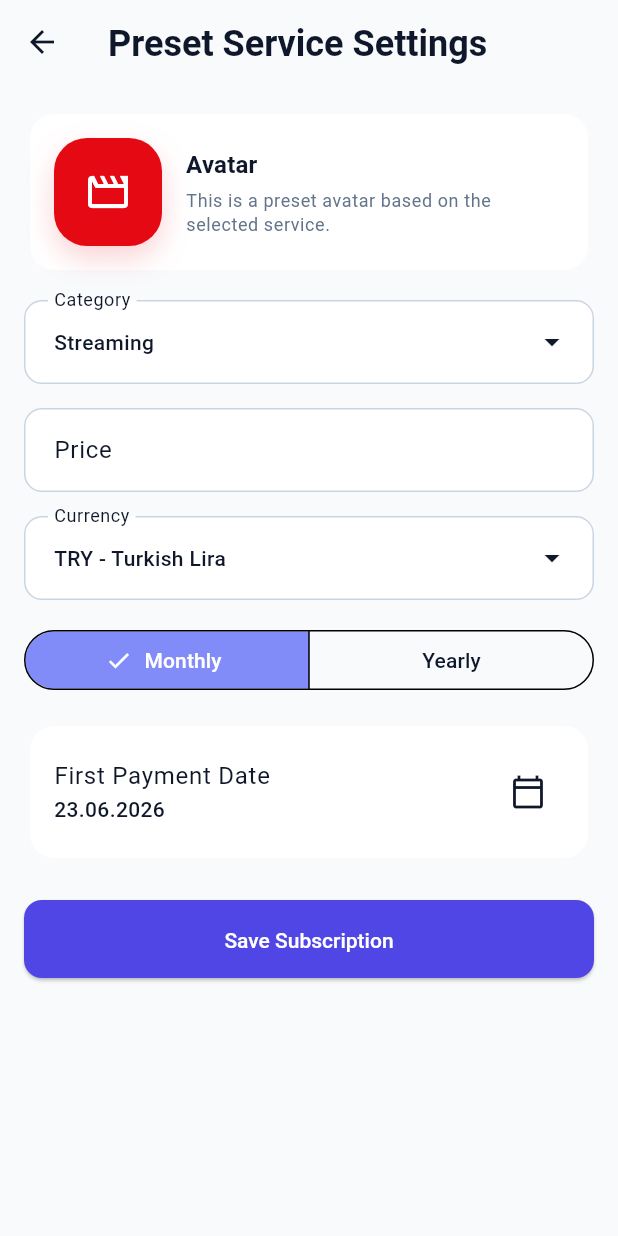
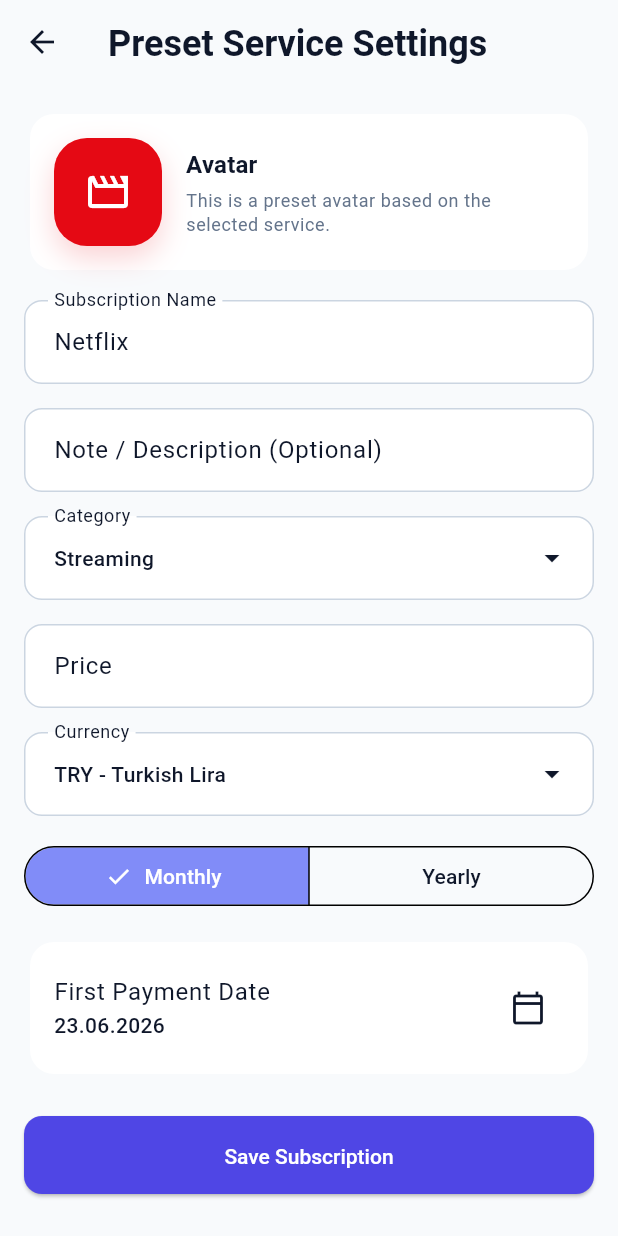
Before and after one commit to AdylshaY/PayTempo, a Flutter app: the AddSubscriptionScreen screen opened directly with sample values from the repository, on a phone screen of 412 x 824 dp. Run offline on Flutter 3.47's test engine with Material 3 defaults, Android fonts, the phone set to English and light mode, and no system bars; our stand-ins replace isar, lottie; accounts and stored records are empty; generated files the repository leaves out were written again; statements that could not run were skipped.

Commit message:
feat: add optional note field to subscription model and update localization strings

```diff
--- a/lib/data/local/models/subscription_record.dart
+++ b/lib/data/local/models/subscription_record.dart
@@ -23,6 +23,7 @@ class SubscriptionRecord {
     required this.updatedAt,
     this.userId,
     this.isDeleted = false,
+    this.note,
   });
 
   Id id;
@@ -35,6 +36,8 @@ class SubscriptionRecord {
 
   @Index(caseSensitive: false)
   String category;
+
+  String? note;
 
   @Index(caseSensitive: false)
   String? avatarType;
--- a/lib/features/subscriptions/add_subscription_screen.dart
+++ b/lib/features/subscriptions/add_subscription_screen.dart
@@ -1,5 +1,6 @@
 import 'package:flutter/material.dart';
 import 'package:pay_tempo/app/theme/app_theme.dart';
+import 'package:pay_tempo/l10n/app_localizations.dart';
 import 'package:pay_tempo/app/widgets/app_dropdown_field_widget.dart';
 import 'package:pay_tempo/features/onboarding/data/onboarding_currencies.dart';
 import 'package:pay_tempo/features/subscriptions/data/models/subscription_draft.dart';
@@ -29,6 +30,7 @@ class _AddSubscriptionScreenState extends State<AddSubscriptionScreen> {
   final GlobalKey<FormState> _formKey = GlobalKey<FormState>();
   final TextEditingController _nameController = TextEditingController();
   final TextEditingController _priceController = TextEditingController();
+  final TextEditingController _noteController = TextEditingController();
   final ValueNotifier<String> _category = ValueNotifier<String>(
     subscriptionCategories.first.value,
   );
@@ -51,8 +53,7 @@ class _AddSubscriptionScreenState extends State<AddSubscriptionScreen> {
 
   bool get _isTemplateFlow => widget.template != null;
 
-  String get _serviceName =>
-      widget.template?.title ?? _nameController.text.trim();
+  String get _serviceName => _nameController.text.trim();
 
   IconData? get _templateAvatarIcon => widget.template?.icon;
 
@@ -176,6 +177,7 @@ class _AddSubscriptionScreenState extends State<AddSubscriptionScreen> {
   void dispose() {
     _nameController.dispose();
     _priceController.dispose();
+    _noteController.dispose();
     _category.dispose();
     _avatarType.dispose();
     _selectedIconIndex.dispose();
@@ -265,6 +267,9 @@ class _AddSubscriptionScreenState extends State<AddSubscriptionScreen> {
           currency: _currency.value,
           billingCycle: _billingCycle.value,
           firstPaymentDate: _firstPaymentDate.value,
+          note: _noteController.text.trim().isEmpty
+              ? null
+              : _noteController.text.trim(),
         ),
       );
 
@@ -290,6 +295,7 @@ class _AddSubscriptionScreenState extends State<AddSubscriptionScreen> {
   @override
   Widget build(BuildContext context) {
     final TextTheme textTheme = Theme.of(context).textTheme;
+    final AppLocalizations l10n = AppLocalizations.of(context)!;
 
     return Scaffold(
       appBar: AppBar(
@@ -337,27 +343,34 @@ class _AddSubscriptionScreenState extends State<AddSubscriptionScreen> {
                 ),
               ),
               const SizedBox(height: AppSpacing.sm),
-              if (!_isTemplateFlow) ...[
               TextFormField(
                 controller: _nameController,
                 textInputAction: TextInputAction.next,
-                  decoration: const InputDecoration(
-                    labelText: 'Subscription Name',
-                    hintText: 'Example: Netflix',
+                decoration: InputDecoration(
+                  labelText: l10n.subscriptionNameLabel,
+                  hintText: l10n.subscriptionNameHint,
                 ),
                 validator: (String? value) {
                   final String text = value?.trim() ?? '';
                   if (text.isEmpty) {
-                      return 'Subscription name is required.';
+                    return l10n.subscriptionNameRequired;
                   }
                   if (text.length < 2) {
-                      return 'Please enter at least 2 characters.';
+                    return l10n.subscriptionNameMinLength;
                   }
                   return null;
                 },
               ),
               const SizedBox(height: AppSpacing.sm),
-              ],
+              TextFormField(
+                controller: _noteController,
+                textInputAction: TextInputAction.next,
+                decoration: InputDecoration(
+                  labelText: l10n.noteLabel,
+                  hintText: l10n.noteHint,
+                ),
+              ),
+              const SizedBox(height: AppSpacing.sm),
               ValueListenableBuilder<String>(
                 valueListenable: _category,
                 builder: (BuildContext context, String selectedCategory, _) {
--- a/lib/features/subscriptions/data/models/subscription_draft.dart
+++ b/lib/features/subscriptions/data/models/subscription_draft.dart
@@ -13,10 +13,12 @@ class SubscriptionDraft {
     required this.billingCycle,
     required this.firstPaymentDate,
     this.userId,
+    this.note,
   });
 
   final String name;
   final String category;
+  final String? note;
   final String? avatarType;
   final String? avatarEmoji;
   final int? avatarIconCodePoint;
--- a/lib/features/subscriptions/data/services/subscription_service.dart
+++ b/lib/features/subscriptions/data/services/subscription_service.dart
@@ -42,6 +42,7 @@ class SubscriptionService {
       nextPaymentDate: nextPaymentDate,
       updatedAt: now,
       isDeleted: false,
+      note: draft.note?.trim(),
     );
 
     await _isar.writeTxn(() async {
--- a/lib/l10n/app_en.arb
+++ b/lib/l10n/app_en.arb
@@ -100,5 +100,11 @@
         "type": "String"
       }
     }
-  }
+  },
+  "subscriptionNameLabel": "Subscription Name",
+  "subscriptionNameHint": "Example: Netflix",
+  "subscriptionNameRequired": "Subscription name is required.",
+  "subscriptionNameMinLength": "Please enter at least 2 characters.",
+  "noteLabel": "Note / Description (Optional)",
+  "noteHint": "Example: Spouse's line, personal account"
 }
--- a/lib/l10n/app_localizations.dart
+++ b/lib/l10n/app_localizations.dart
@@ -481,6 +481,42 @@ abstract class AppLocalizations {
   /// In en, this message translates to:
   /// **'{price} {currency} • Due {date}'**
   String dueSubtitle(String price, String currency, String date);
+
+  /// No description provided for @subscriptionNameLabel.
+  ///
+  /// In en, this message translates to:
+  /// **'Subscription Name'**
+  String get subscriptionNameLabel;
+
+  /// No description provided for @subscriptionNameHint.
+  ///
+  /// In en, this message translates to:
+  /// **'Example: Netflix'**
+  String get subscriptionNameHint;
+
+  /// No description provided for @subscriptionNameRequired.
+  ///
+  /// In en, this message translates to:
+  /// **'Subscription name is required.'**
+  String get subscriptionNameRequired;
+
+  /// No description provided for @subscriptionNameMinLength.
+  ///
+  /// In en, this message translates to:
+  /// **'Please enter at least 2 characters.'**
+  String get subscriptionNameMinLength;
+
+  /// No description provided for @noteLabel.
+  ///
+  /// In en, this message translates to:
+  /// **'Note / Description (Optional)'**
+  String get noteLabel;
+
+  /// No description provided for @noteHint.
+  ///
+  /// In en, this message translates to:
+  /// **'Example: Spouse\'s line, personal account'**
+  String get noteHint;
 }
 
 class _AppLocalizationsDelegate
--- a/lib/l10n/app_localizations_en.dart
+++ b/lib/l10n/app_localizations_en.dart
@@ -213,4 +213,22 @@ class AppLocalizationsEn extends AppLocalizations {
   String dueSubtitle(String price, String currency, String date) {
     return '$price $currency • Due $date';
   }
+
+  @override
+  String get subscriptionNameLabel => 'Subscription Name';
+
+  @override
+  String get subscriptionNameHint => 'Example: Netflix';
+
+  @override
+  String get subscriptionNameRequired => 'Subscription name is required.';
+
+  @override
+  String get subscriptionNameMinLength => 'Please enter at least 2 characters.';
+
+  @override
+  String get noteLabel => 'Note / Description (Optional)';
+
+  @override
+  String get noteHint => 'Example: Spouse\'s line, personal account';
 }
```
Also changed, not shown: lib/features/dashboard/sheets/subscription_detail_sheet.dart (+29 -5 lines), lib/features/dashboard/widgets/subscription_list_item_widget.dart (+12 -0 lines), lib/l10n/app_localizations_tr.dart (+18 -0 lines), lib/l10n/app_tr.arb (+7 -1 lines), lib/data/local/models/subscription_record.g.dart. Lines whose indentation alone changed are shown as unchanged.
